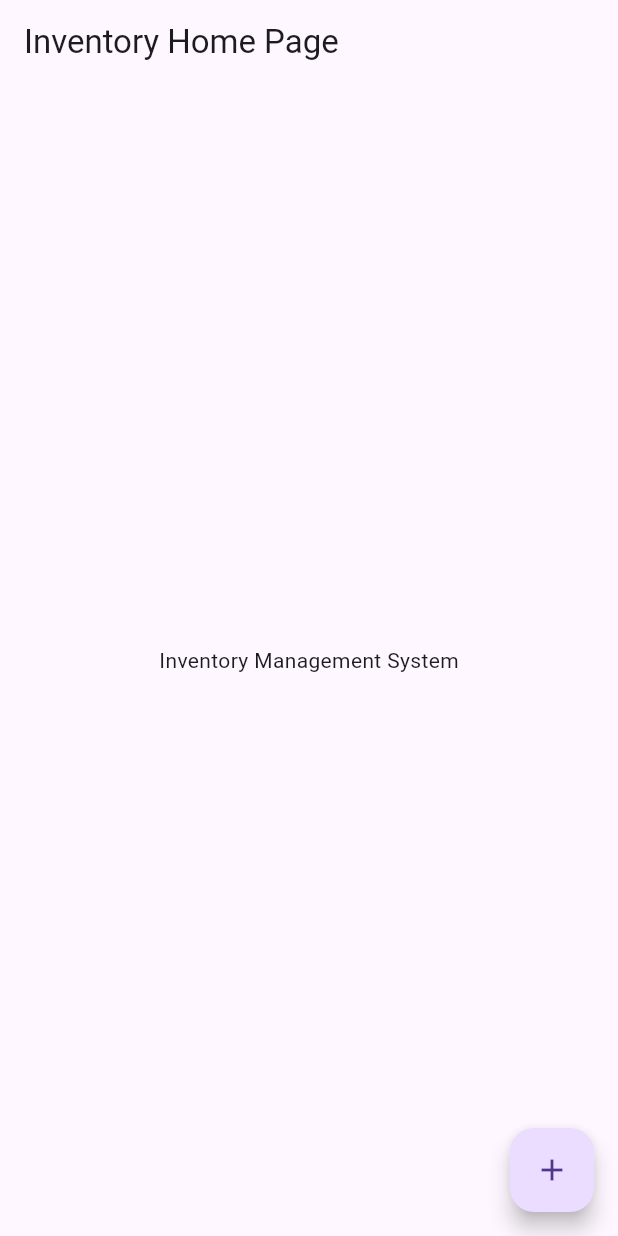
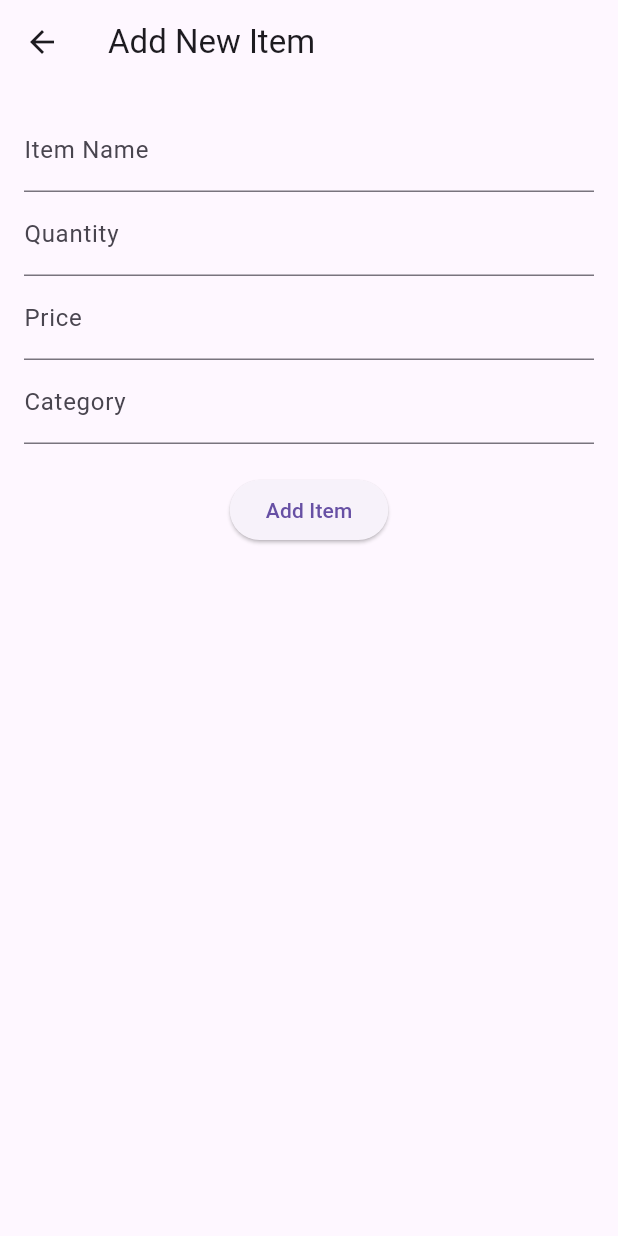
Before and after one commit to YummyFrog/inclass12, a Flutter app: the screen it shows after launch, after a tap on the "add" icon, on a phone screen of 412 x 824 dp. Run offline on Flutter 3.47's test engine with Material 3 defaults, Android fonts, the phone set to English and light mode, and no system bars; our stand-ins replace cloud_firestore, firebase_core; accounts and stored records are empty.

Commit message:
added item class and new screens for list and add/edit

```diff
--- a/lib/main.dart
+++ b/lib/main.dart
@@ -1,58 +1,32 @@
 import 'package:flutter/material.dart';
 import 'package:firebase_core/firebase_core.dart';
 import 'package:cloud_firestore/cloud_firestore.dart';
+import 'firebase_options.dart';
+import 'screens/list_screen.dart';  // Add this
+import 'screens/add_edit_screen.dart';  // Add this
+import 'models/item.dart';  // Add this
 
 Future<void> main() async {
-  // Initialize Firebase
   WidgetsFlutterBinding.ensureInitialized();
-  await Firebase.initializeApp();
-  runApp(InventoryApp());
+  await Firebase.initializeApp(
+    options: DefaultFirebaseOptions.currentPlatform,
+  );
+  runApp(const InventoryApp());
 }
 
 class InventoryApp extends StatelessWidget {
+  const InventoryApp({super.key});
+
   @override
   Widget build(BuildContext context) {
     return MaterialApp(
-      title: 'Inventory Management App',
-      theme: ThemeData(
-        primarySwatch: Colors.blue,
-      ),
-      home: InventoryHomePage(title: 'Inventory Home Page'),
+      title: 'Inventory Manager',
+      theme: ThemeData(primarySwatch: Colors.blue),
+      home: const InventoryListScreen(),
+      routes: {
+        '/add': (context) => const AddEditItemScreen(),
+        '/edit': (context) => const AddEditItemScreen(isEditing: true),
+      },
     );
   }
 }
-
-class InventoryHomePage extends StatefulWidget {
-  const InventoryHomePage({Key? key, required this.title}) : super(key: key);
-  final String title;
-
-  @override
-  _InventoryHomePageState createState() => _InventoryHomePageState();
-}
-
-class _InventoryHomePageState extends State<InventoryHomePage> {
-  @override
-  Widget build(BuildContext context) {
-    return Scaffold(
-      appBar: AppBar(
-        title: Text(widget.title),
-      ),
-      body: Center(
-        child: Column(
-          mainAxisAlignment: MainAxisAlignment.center,
-          children: <Widget>[
-            Text('Inventory Management System'),
-            // TODO: Implement inventory list view
-          ],
-        ),
-      ),
-      floatingActionButton: FloatingActionButton(
-        onPressed: () {
-          // TODO: Implement add inventory item
-        },
-        tooltip: 'Add Item',
-        child: const Icon(Icons.add),
-      ),
-    );
-  }
-}
--- /dev/null
+++ b/lib/models/item.dart
@@ -0,0 +1,41 @@
+import 'package:flutter/material.dart';
+import 'package:cloud_firestore/cloud_firestore.dart'; // Add this import
+
+class InventoryItem {
+  final String? id;
+  final String name;
+  final int quantity;
+  final double price;
+  final String category;
+  final DateTime lastUpdated;
+
+  InventoryItem({
+    this.id,
+    required this.name,
+    required this.quantity,
+    required this.price,
+    this.category = 'Uncategorized',
+    DateTime? lastUpdated,
+  }) : lastUpdated = lastUpdated ?? DateTime.now();
+
+  Map<String, dynamic> toMap() {
+    return {
+      'name': name,
+      'quantity': quantity,
+      'price': price,
+      'category': category,
+      'lastUpdated': Timestamp.fromDate(lastUpdated), // Now recognizes Timestamp
+    };
+  }
+
+  factory InventoryItem.fromMap(String id, Map<String, dynamic> map) {
+    return InventoryItem(
+      id: id,
+      name: map['name'],
+      quantity: map['quantity'],
+      price: map['price'],
+      category: map['category'],
+      lastUpdated: (map['lastUpdated'] as Timestamp).toDate(),
+    );
+  }
+}
--- /dev/null
+++ b/lib/screens/add_edit_screen.dart
@@ -0,0 +1,130 @@
+import 'package:flutter/material.dart';
+import 'package:cloud_firestore/cloud_firestore.dart';
+import '../models/item.dart';  // Add this
+
+class AddEditItemScreen extends StatefulWidget {
+  final bool isEditing;
+  final InventoryItem? item;
+
+  const AddEditItemScreen({
+    super.key,
+    this.isEditing = false,
+    this.item,
+  });
+
+  @override
+  State<AddEditItemScreen> createState() => _AddEditItemScreenState();
+}
+
+class _AddEditItemScreenState extends State<AddEditItemScreen> {
+  final _formKey = GlobalKey<FormState>();
+  final _nameController = TextEditingController();
+  final _quantityController = TextEditingController();
+  final _priceController = TextEditingController();
+  final _categoryController = TextEditingController();
+  final _firestore = FirebaseFirestore.instance;
+
+  @override
+  void initState() {
+    super.initState();
+    if (widget.isEditing && widget.item != null) {
+      _nameController.text = widget.item!.name;
+      _quantityController.text = widget.item!.quantity.toString();
+      _priceController.text = widget.item!.price.toString();
+      _categoryController.text = widget.item!.category;
+    }
+  }
+
+  @override
+  Widget build(BuildContext context) {
+    return Scaffold(
+      appBar: AppBar(
+        title: Text(widget.isEditing ? 'Edit Item' : 'Add New Item'),
+      ),
+      body: Padding(
+        padding: const EdgeInsets.all(16.0),
+        child: Form(
+          key: _formKey,
+          child: SingleChildScrollView(
+            child: Column(
+              children: [
+                TextFormField(
+                  controller: _nameController,
+                  decoration: const InputDecoration(labelText: 'Item Name'),
+                  validator: (value) =>
+                      value!.isEmpty ? 'Please enter item name' : null,
+                ),
+                TextFormField(
+                  controller: _quantityController,
+                  decoration: const InputDecoration(labelText: 'Quantity'),
+                  keyboardType: TextInputType.number,
+                  validator: (value) =>
+                      value!.isEmpty ? 'Please enter quantity' : null,
+                ),
+                TextFormField(
+                  controller: _priceController,
+                  decoration: const InputDecoration(labelText: 'Price'),
+                  keyboardType: TextInputType.numberWithOptions(decimal: true),
+                  validator: (value) =>
+                      value!.isEmpty ? 'Please enter price' : null,
+                ),
+                TextFormField(
+                  controller: _categoryController,
+                  decoration: const InputDecoration(labelText: 'Category'),
+                ),
+                const SizedBox(height: 20),
+                ElevatedButton(
+                  onPressed: _submitForm,
+                  child: Text(widget.isEditing ? 'Update Item' : 'Add Item'),
+                ),
+              ],
+            ),
+          ),
+        ),
+      ),
+    );
+  }
+
+  Future<void> _submitForm() async {
+    if (_formKey.currentState!.validate()) {
+      try {
+        final item = InventoryItem(
+          name: _nameController.text,
+          quantity: int.parse(_quantityController.text),
+          price: double.parse(_priceController.text),
+          category: _categoryController.text,
+        );
+
+        if (widget.isEditing && widget.item != null) {
+          await _firestore
+              .collection('items')
+              .doc(widget.item!.id)
+              .update(item.toMap());
+        } else {
+          await _firestore.collection('items').add(item.toMap());
+        }
+
+        ScaffoldMessenger.of(context).showSnackBar(
+          SnackBar(
+            content: Text(
+                widget.isEditing ? 'Item updated successfully' : 'Item added successfully'),
+          ),
+        );
+        Navigator.pop(context);
+      } catch (e) {
+        ScaffoldMessenger.of(context).showSnackBar(
+          SnackBar(content: Text('Error: $e')),
+        );
+      }
+    }
+  }
+
+  @override
+  void dispose() {
+    _nameController.dispose();
+    _quantityController.dispose();
+    _priceController.dispose();
+    _categoryController.dispose();
+    super.dispose();
+  }
+}
--- /dev/null
+++ b/lib/screens/list_screen.dart
@@ -0,0 +1,145 @@
+import 'package:flutter/material.dart';
+import 'package:cloud_firestore/cloud_firestore.dart';
+import '../models/item.dart';  // Add this
+import '../screens/add_edit_screen.dart';  // Add this
+
+class InventoryListScreen extends StatefulWidget {
+  const InventoryListScreen({super.key});
+
+  @override
+  State<InventoryListScreen> createState() => _InventoryListScreenState();
+}
+
+class _InventoryListScreenState extends State<InventoryListScreen> {
+  final FirebaseFirestore _firestore = FirebaseFirestore.instance;
+
+  @override
+  Widget build(BuildContext context) {
+    return Scaffold(
+      appBar: AppBar(
+        title: const Text('Inventory Items'),
+        actions: [
+          IconButton(
+            icon: const Icon(Icons.sort),
+            onPressed: _showSortDialog,
+          ),
+        ],
+      ),
+      body: StreamBuilder<QuerySnapshot>(
+        stream: _firestore.collection('items').snapshots(),
+        builder: (context, snapshot) {
+          if (snapshot.hasError) {
+            return Center(child: Text('Error: ${snapshot.error}'));
+          }
+
+          if (snapshot.connectionState == ConnectionState.waiting) {
+            return const Center(child: CircularProgressIndicator());
+          }
+
+          final items = snapshot.data!.docs.map((doc) {
+            return InventoryItem.fromMap(doc.id, doc.data() as Map<String, dynamic>);
+          }).toList();
+
+          return ListView.builder(
+            itemCount: items.length,
+            itemBuilder: (context, index) {
+              final item = items[index];
+              return Dismissible(
+                key: Key(item.id!),
+                background: Container(color: Colors.red),
+                confirmDismiss: (direction) async {
+                  return await _confirmDelete(context, item);
+                },
+                onDismissed: (direction) => _deleteItem(item.id!),
+                child: ListTile(
+                  title: Text(item.name),
+                  subtitle: Text(
+                    'Qty: ${item.quantity} | \$${item.price.toStringAsFixed(2)}',
+                  ),
+                  trailing: Text(item.category),
+                  onTap: () => _navigateToEditScreen(context, item),
+                ),
+              );
+            },
+          );
+        },
+      ),
+      floatingActionButton: FloatingActionButton(
+        child: const Icon(Icons.add),
+        onPressed: () => Navigator.pushNamed(context, '/add'),
+      ),
+    );
+  }
+
+  Future<bool> _confirmDelete(BuildContext context, InventoryItem item) async {
+    return await showDialog(
+      context: context,
+      builder: (context) => AlertDialog(
+        title: const Text('Delete Item'),
+        content: Text('Are you sure you want to delete ${item.name}?'),
+        actions: [
+          TextButton(
+            onPressed: () => Navigator.of(context).pop(false),
+            child: const Text('Cancel'),
+          ),
+          TextButton(
+            onPressed: () => Navigator.of(context).pop(true),
+            child: const Text('Delete', style: TextStyle(color: Colors.red)),
+          ),
+        ],
+      ),
+    );
+  }
+
+  Future<void> _deleteItem(String id) async {
+    try {
+      await _firestore.collection('items').doc(id).delete();
+      ScaffoldMessenger.of(context).showSnackBar(
+        const SnackBar(content: Text('Item deleted successfully')),
+      );
+    } catch (e) {
+      ScaffoldMessenger.of(context).showSnackBar(
+        SnackBar(content: Text('Error deleting item: $e')),
+      );
+    }
+  }
+
+  void _navigateToEditScreen(BuildContext context, InventoryItem item) {
+    Navigator.pushNamed(
+      context,
+      '/edit',
+      arguments: item,
+    );
+  }
+
+  void _showSortDialog() {
+    showDialog(
+      context: context,
+      builder: (context) => AlertDialog(
+        title: const Text('Sort Items By'),
+        content: Column(
+          mainAxisSize: MainAxisSize.min,
+          children: [
+            ListTile(
+              title: const Text('Name (A-Z)'),
+              onTap: () => _sortItems('name', isDescending: false),
+            ),
+            ListTile(
+              title: const Text('Quantity (High-Low)'),
+              onTap: () => _sortItems('quantity', isDescending: true),
+            ),
+            ListTile(
+              title: const Text('Price (High-Low)'),
+              onTap: () => _sortItems('price', isDescending: true),
+            ),
+          ],
+        ),
+      ),
+    );
+  }
+
+  void _sortItems(String field, {bool isDescending = false}) {
+    // Implement sorting logic
+    Navigator.pop(context);
+  }
+}
```
Also changed, not shown: pubspec.yaml (+9 -75 lines), lib/firebase_options.dart, pubspec.lock.
